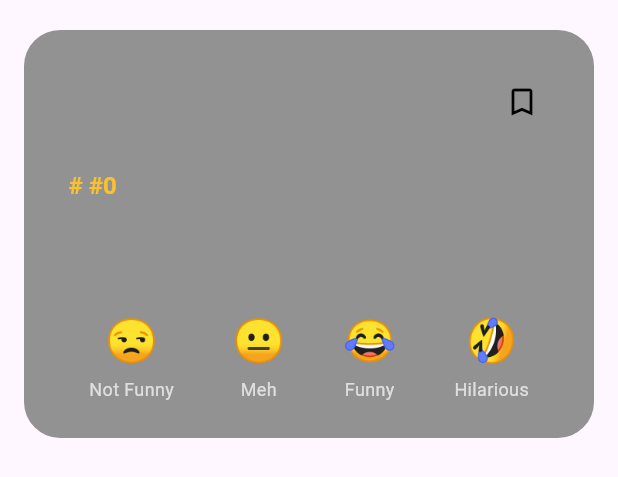
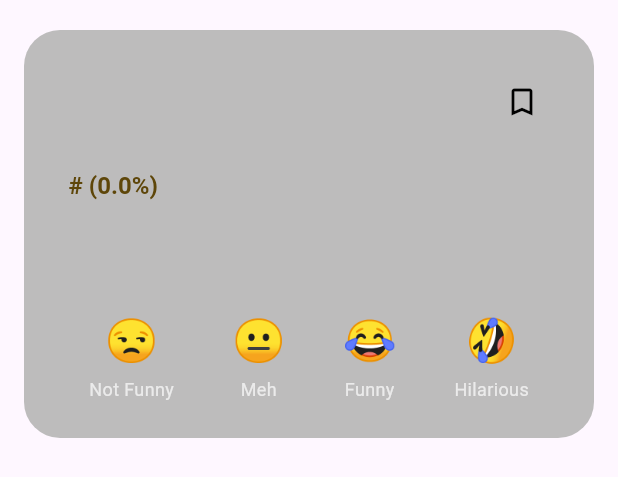
Before and after one commit to Glesebochu/Hodien, a Flutter app: the PostCard widget shown alone on an empty page, opened directly with empty values, on a phone screen of 412 x 824 dp. Shown: the top 477 px of the screen. Run offline on Flutter 3.47's test engine with Material 3 defaults, Android fonts, the phone set to English and light mode, and no system bars; our stand-ins replace cloud_firestore, firebase_auth, firebase_core, google_fonts; missing offline and left inert: shadcn_flutter, translator; accounts and stored records are empty.

Commit message:
UI enhancement

```diff
--- a/frontend/lib/pages/post_card.dart
+++ b/frontend/lib/pages/post_card.dart
@@ -142,7 +142,7 @@ class _PostCardState extends State<PostCard> {
           color:
               isDarkMode
                   ? Colors.grey[900]
-                  : const Color.fromARGB(255, 147, 146, 146),
+                  : const Color.fromARGB(255, 189, 188, 188),
           borderRadius: BorderRadius.circular(24),
         ),
         height:
@@ -186,10 +186,18 @@ class _PostCardState extends State<PostCard> {
                       ),
                       TextSpan(
                         text:
-                            '#${widget.jokeData['humorType']} #${widget.jokeData['humorScore']}',
+                            '#${widget.jokeData['humorType']} (${(widget.jokeData['humorScore'] * 100).toStringAsFixed(1)}%)',
                         style: TextStyle(
                           fontSize: 16, // Smaller than main text
-                          color: Colors.yellow[700], // Yellow hashtag
+                          color:
+                              isDarkMode
+                                  ? Colors.yellow[700]
+                                  : Color.fromARGB(
+                                    255,
+                                    94,
+                                    70,
+                                    9,
+                                  ), // Yellow hashtag
                           height: 1.6,
                           fontWeight: FontWeight.bold,
                         ),
```
Also changed, not shown: frontend/lib/main.dart (+50 -28 lines), frontend/lib/pages/favorite_content.dart (+9 -4 lines).
